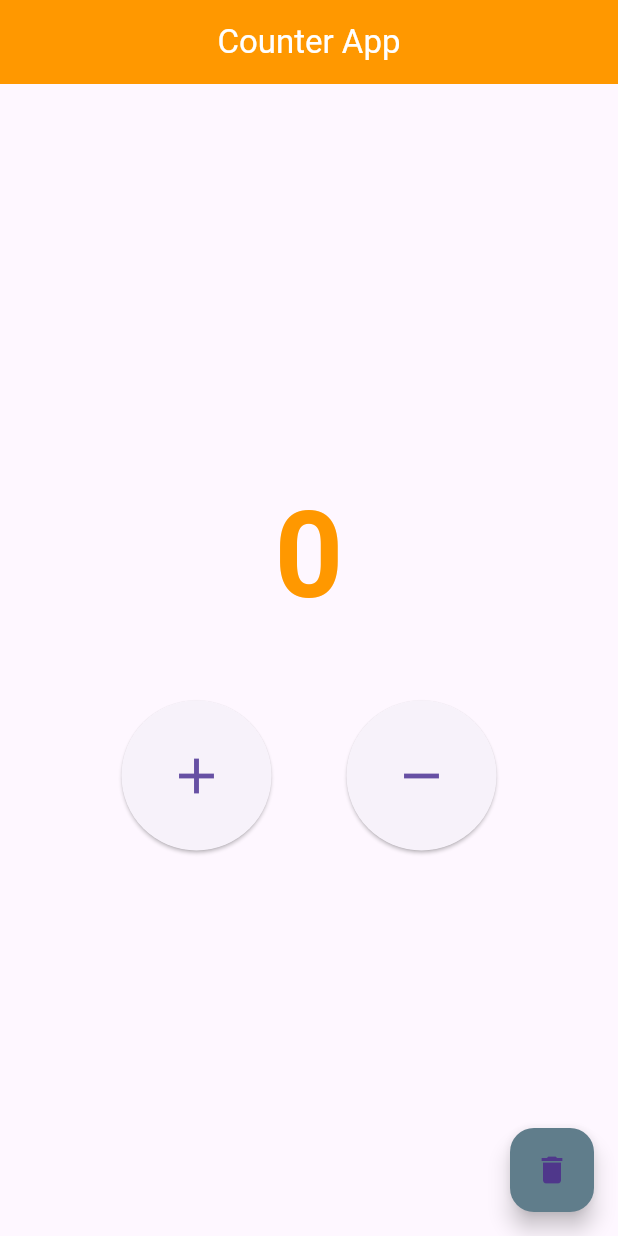
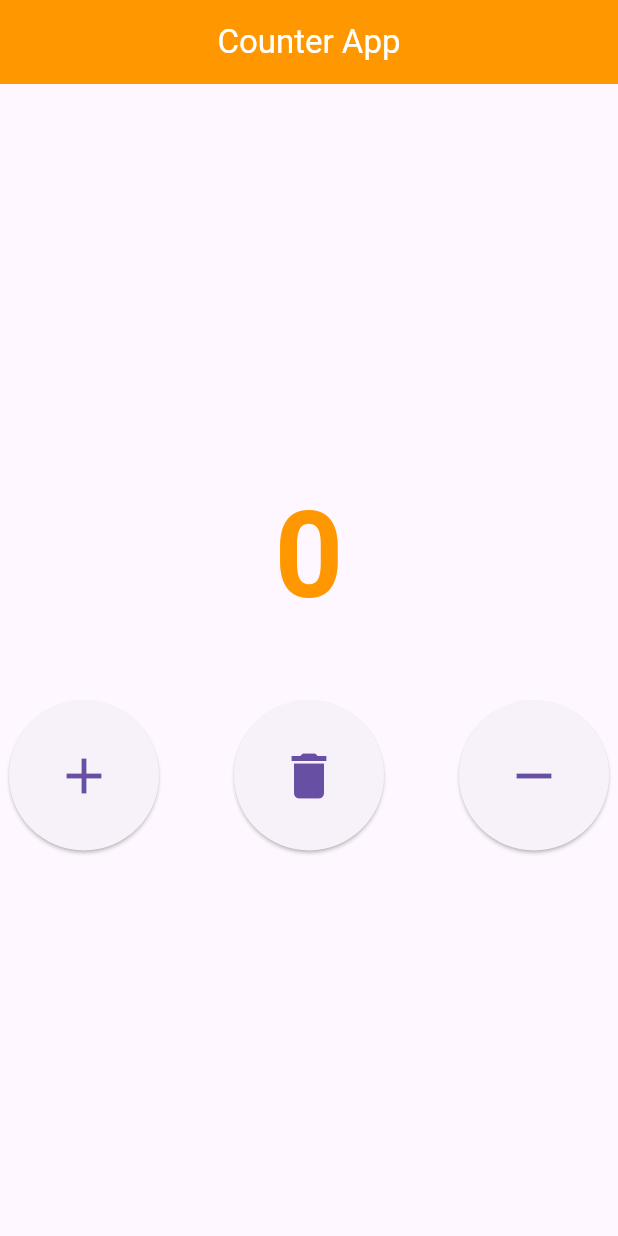
Before and after one commit to dipsankadariya/CounterApp, a Flutter app: the screen it shows after launch, on a phone screen of 412 x 824 dp. Run offline on Flutter 3.47's test engine with Material 3 defaults, Android fonts, the phone set to English and light mode, and no system bars.

Commit message:
new updates

```diff
--- a/counter/lib/main.dart
+++ b/counter/lib/main.dart
@@ -50,11 +50,6 @@ class _HomePage extends State<HomePage> {
   @override
   Widget build(BuildContext context) {
     return Scaffold(
-      floatingActionButton: FloatingActionButton(
-        onPressed: reset,
-        child: Icon(Icons.delete),
-        backgroundColor: Colors.blueGrey,
-      ),
       appBar: AppBar(
         title: Text(
           "Counter App",
@@ -89,6 +84,15 @@ class _HomePage extends State<HomePage> {
                 ),
                 SizedBox(width: 50),
                 ElevatedButton(
+                  onPressed: reset,
+                  child: Icon(Icons.delete, size: 40),
+                  style: ElevatedButton.styleFrom(
+                    shape: CircleBorder(),
+                    padding: EdgeInsets.all(30),
+                  ),
+                ),
+                SizedBox(width: 50),
+                ElevatedButton(
                   onPressed: decrease,
                   child: Icon(Icons.remove, size: 40),
                   style: ElevatedButton.styleFrom(
```
